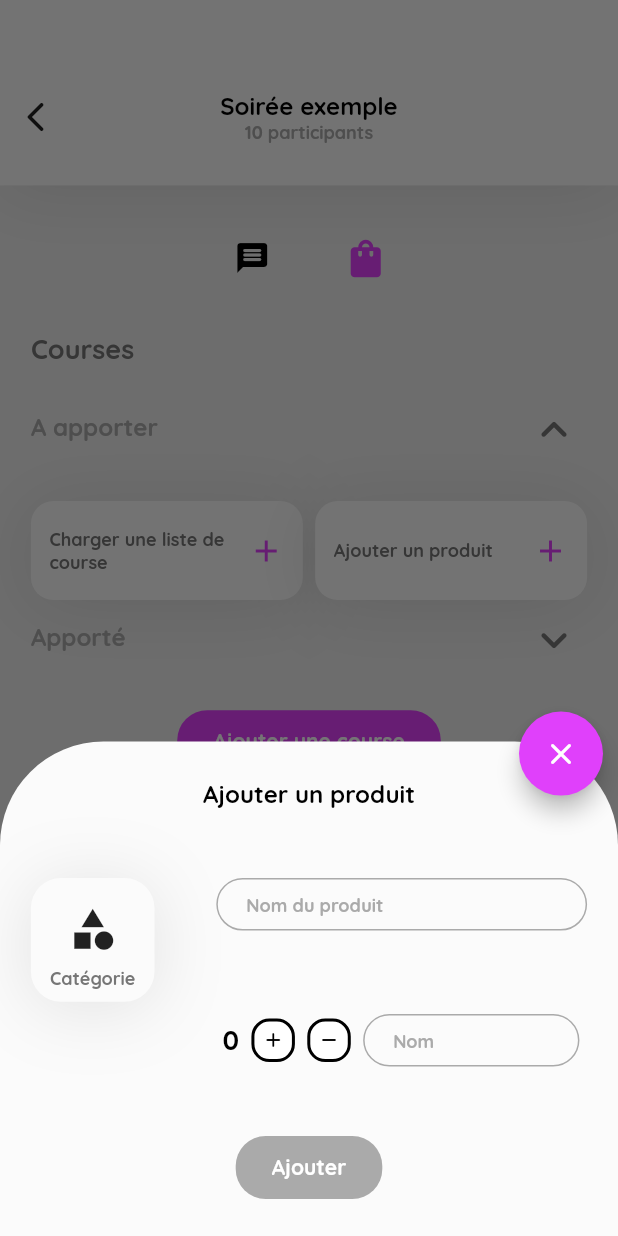
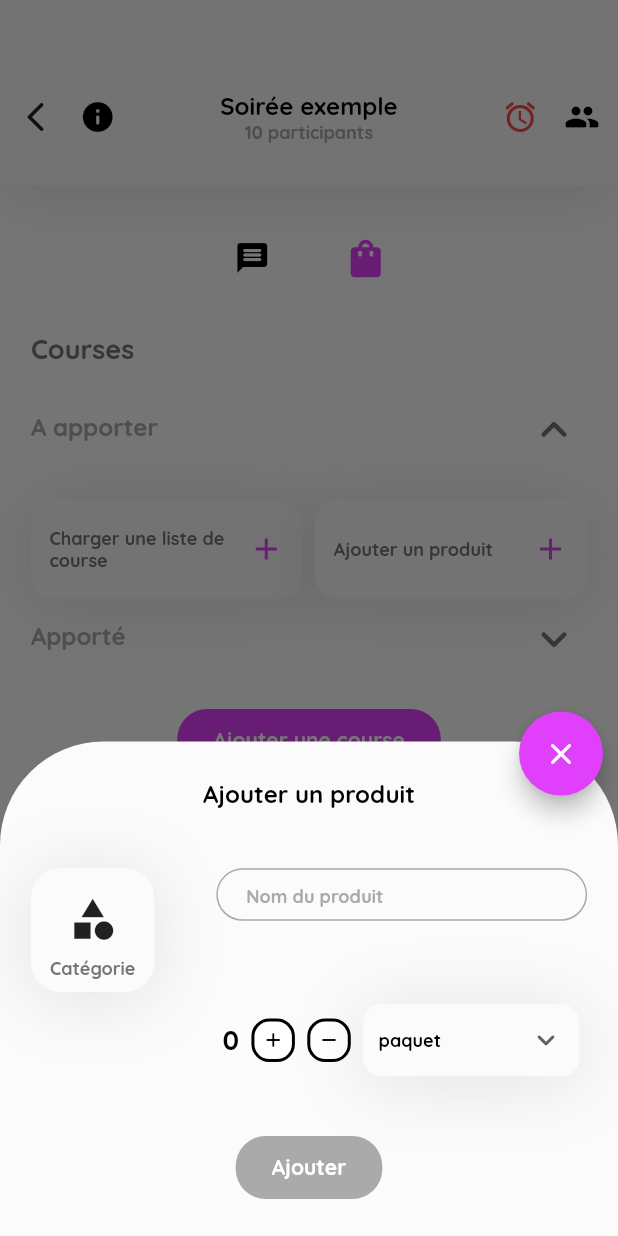
Before and after one commit to Louisp78/Fevly, a Flutter app: the ShoppingScreen screen opened directly, after a tap on the "expand more" icon, after a tap on "Ajouter un produit", on a phone screen of 412 x 824 dp. Run offline on Flutter 3.47's test engine with Material 2 defaults, Android fonts, the phone set to English and light mode, and no system bars; drawn by our look-alikes of auto_size_text; our stand-ins replace flutter_svg, google_fonts; statements that could not run were skipped.

Commit message:
add new file in shopping screen

```diff
--- a/fevly/lib/screens/login/components/bottom_section.dart
+++ b/fevly/lib/screens/login/components/bottom_section.dart
@@ -80,7 +80,7 @@ class BottomSection extends StatelessWidget {
           press: () {},
           text: "Connexion avec Google",
           prefixIcon: SvgPicture.asset(
-            "assets/icons/google.svg",
+            "assets/base/google.svg",
             color: Colors.white,
           ),
         ),
--- a/fevly/lib/screens/shopping/components/body.dart
+++ b/fevly/lib/screens/shopping/components/body.dart
@@ -9,6 +9,7 @@ import 'package:fevly/test/data_example.dart';
 import 'package:flutter/cupertino.dart';
 import 'package:flutter/material.dart';
 import 'package:flutter/rendering.dart';
+import 'package:flutter_svg/flutter_svg.dart';
 import 'package:google_fonts/google_fonts.dart';
 import 'package:provider/provider.dart';
 import 'add_and_load_shopping.dart';
@@ -16,6 +17,7 @@ import 'custom_bottom_sheet_product_list.dart';
 import 'custom_button_sheet_product_add.dart';
 import 'drop_list.dart';
 import 'list_tile_item.dart';
+import 'list_tile_item_2.dart';
 
 class Body extends StatelessWidget {
   const Body({Key? key}) : super(key: key);
@@ -98,11 +100,16 @@ class Body extends StatelessWidget {
                     final Product productList = productList1[index];
                     return ListTileItem(
                         title: productList.name,
-                        margin: index != productList1.length - 1
+                        margin: index != productList1.length
                             ? EdgeInsets.only(bottom: size.height * 0.035)
                             : null,
-                        leading: const CustomCircleAvatar(
+                        leading: CustomCircleAvatar(
                           radius: 20,
+                          icon: SizedBox(
+                            height: 20 *  (32 / 25),
+                            width: 20 *  (32 / 25),
+                            child: SvgPicture.asset("assets/drink/mojito.svg")
+                            )
                         ),
                         press: () {});
                   }),
@@ -115,7 +122,6 @@ class Body extends StatelessWidget {
                         );
                       }),
                 ),
-                SizedBox(height: size.height * 0.001),
                 const AddAndLoadShopping(),
                 SizedBox(height: size.height * 0.001),
                 DropList(
@@ -123,12 +129,20 @@ class Body extends StatelessWidget {
                   iconData: Icons.group_add_rounded,
                   listWidget: List.generate(productList1.length, (index) {
                     final Product productList = productList1[index];
-                    return ListTileItem(
+                    return ListTileItem2(
                         title: productList.name,
-                        margin: index != productList1.length - 1
+                        margin: index != productList1.length
                             ? EdgeInsets.only(bottom: size.height * 0.035)
                             : null,
-                        leading: const CustomCircleAvatar(
+                        leading: CustomCircleAvatar(
+                          radius: 20,
+                          icon: SizedBox(
+                            height: 20 *  (32 / 25),
+                            width: 20 *  (32 / 25),
+                            child: SvgPicture.asset("assets/drink/mojito.svg")
+                            )
+                        ),
+                        suffix: const CustomCircleAvatar(
                           radius: 20,
                         ),
                         press: () {});
@@ -165,6 +179,21 @@ class Body extends StatelessWidget {
           press: () {},
           title: "Soirée exemple",
           subtitle: "10 participants",
+          prefixIcon: IconButton(
+            icon: const Icon(Icons.info_rounded),
+            color: Colors.black,
+            onPressed: () {},
+          ),
+          firstSuffixIcon: IconButton(
+            icon: const Icon(Icons.alarm),
+            color: kSecondaryColor,
+            onPressed: () {},
+          ),
+          secondSuffixIcon: IconButton(
+            icon: const Icon(Icons.group_rounded),
+            color: Colors.black,
+            onPressed: () {},
+          ),
         ),
       ]),
     );
--- a/fevly/lib/screens/shopping/components/custom_bottom_sheet_product_list.dart
+++ b/fevly/lib/screens/shopping/components/custom_bottom_sheet_product_list.dart
@@ -3,8 +3,10 @@ import 'package:fevly/components/custom_icon_button.dart';
 import 'package:fevly/components/custom_text_button.dart';
 import 'package:fevly/components/custom_text_field.dart';
 import 'package:fevly/constant.dart';
+import 'package:fevly/functions/general.dart';
+import 'package:fevly/models/product.dart';
 import 'package:fevly/models/product_list.dart';
-import 'package:fevly/view_models/text_field_model_view.dart';
+import 'package:fevly/screens/shopping/model_views/model_view_shopping.dart';
 import 'package:fevly/styles/colors.dart';
 import 'package:fevly/styles/effects.dart';
 import 'package:fevly/styles/input_decoration.dart';
@@ -27,14 +29,14 @@ class CustomBottomSheetProductList extends StatelessWidget {
     final TextTheme textTheme =
         GoogleFonts.quicksandTextTheme(Theme.of(context).textTheme);
     return ChangeNotifierProvider(
-      create: (context) => TextFieldModelView<ProductList>(),
-      child: Consumer<TextFieldModelView<ProductList>>(
-        builder: (context, textFieldProvider, child) =>
+      create: (context) => ModelViewShopping(),
+      child: Consumer<ModelViewShopping>(
+        builder: (context, modelViewShopping, child) =>
             Stack(clipBehavior: Clip.none, children: [
           Container(
             alignment: Alignment.center,
             height:
-                textFieldProvider.selection ? size.height : size.height * 0.4,
+                modelViewShopping.selection ? size.height : size.height * 0.4,
             padding: EdgeInsets.symmetric(
                 horizontal: size.width * 0.05, vertical: size.height * 0.03),
             decoration: const BoxDecoration(
@@ -55,13 +57,13 @@ class CustomBottomSheetProductList extends StatelessWidget {
                     textAlign: TextAlign.center,
                   ),
                 ),
-                if (textFieldProvider.selection)
+                if (modelViewShopping.selection)
                   SizedBox(
                     height: size.height * 0.05,
                   ),
-                if (!textFieldProvider.selection) const Spacer(),
+                if (!modelViewShopping.selection) const Spacer(),
                 Focus(
-                  onFocusChange: (focus) => textFieldProvider.selection = focus,
+                  onFocusChange: (focus) => modelViewShopping.selection = focus,
                   child: Row(
                     mainAxisAlignment: MainAxisAlignment.spaceBetween,
                     crossAxisAlignment: CrossAxisAlignment.start,
@@ -97,7 +99,7 @@ class CustomBottomSheetProductList extends StatelessWidget {
                       ),
                       CustomTextField(
                         onChanged: (value) {
-                          textFieldProvider.textValue = value;
+                          modelViewShopping.textField = value;
                         },
                         onSaved: (value) {},
                         validator: (value) {},
@@ -139,39 +141,62 @@ class CustomBottomSheetProductList extends StatelessWidget {
                       outline: true,
                     ),
                     SizedBox(width: size.width * 0.02),
-                    CustomTextField(
-                        onChanged: (value) {
-                          textFieldProvider.textValue = value;
+                    Container(
+                      width: size.width * 0.35,
+                      alignment: Alignment.center,
+                      decoration: BoxDecoration(
+                          borderRadius: BorderRadius.circular(12),
+                          color: kSurfaceLightColor,
+                          boxShadow: [kShadowBase]),
+                      child: DropdownButton<QuantityUnit>(
+                        value: QuantityUnit.paquet,
+                        hint: SizedBox(
+                          width: size.width * 0.3 - 24,
+                          child: Row(
+                            mainAxisAlignment: MainAxisAlignment.spaceBetween,
+                            children: [
+                              AutoSizeText(
+                                cast<QuantityUnit>(modelViewShopping.isCategorySelected)
+                                    .toString(),
+                                maxLines: 1,
+                                style: textTheme.headline5,
+                              ),
+                              const Spacer(),
+                            ],
+                          ),
+                        ),
+                        icon: const Icon(Icons.expand_more_rounded),
+                        elevation: 16,
+                        style: textTheme.headline5,
+                        underline: Container(
+                          height: 0,
+                        ),
+                        onChanged: (QuantityUnit? newValue) {
+                          modelViewShopping.isCategorySelected = newValue.toString();
                         },
-                        onSaved: (value) {},
-                        validator: (value) {},
-                        width: size.width * 0.35,
-                        height: 35,
-                        decoration: basicInputDecoration(
-                            hintStyle: kBottomSheetHintStyle(textTheme: textTheme),
-                            hintText: "Nom"),
+                        items: [
+                          ...QuantityUnit.values,
+                          null
+                        ].map<DropdownMenuItem<QuantityUnit>>((QuantityUnit? list) {
+                          return DropdownMenuItem<QuantityUnit>(
+                            value: list,
+                            child: Text(
+                                list != null ? list.name : "Dupliquer",
+                                style: list == null
+                                    ? textTheme.headline5
+                                        ?.copyWith(color: kPrimaryColor)
+                                    : null),
+                          );
+                        }).toList(),
                       ),
+                    ),
                   ]
                 ),
                 const Spacer(),
                 CustomTextButton(
-                  press: () {
-                    if (textFieldProvider.textValue.isNotEmpty) {
-                      if (textFieldProvider.value!.name != "Aucune") {
-                        productListListForDropdown.add(ProductList(
-                            listOfProduct:
-                                textFieldProvider.value!.listOfProduct,
-                            name: textFieldProvider.textValue));
-                      } else {
-                        productListListForDropdown.add(ProductList(
-                            listOfProduct: [],
-                            name: textFieldProvider.textValue));
-                      }
-                      Navigator.pop(context);
-                    }
-                  },
+                  press: () {},
                   text: "Ajouter",
-                  isActive: textFieldProvider.textValue.isNotEmpty,
+                  isActive: modelViewShopping.count != 0 && modelViewShopping.textField != "" && modelViewShopping.isCategorySelected != "",
                 ),
               ],
             ),
--- /dev/null
+++ b/fevly/lib/screens/shopping/model_views/model_view_shopping.dart
@@ -0,0 +1,46 @@
+import 'package:flutter/cupertino.dart';
+
+class ModelViewShopping extends ChangeNotifier{
+  int _count;
+  String _textField;
+  String _isCategorySelected;
+  bool _selection;
+
+  ModelViewShopping(
+    {
+      int count = 0,
+      String textField = "",
+      String isCategorySelected = "",
+      bool selection = false
+    }
+  )
+  : _count = count,
+  _textField = textField,
+  _isCategorySelected = isCategorySelected,
+  _selection = selection;
+
+  int get count => _count;
+  String get textField => _textField;
+  String get isCategorySelected => _isCategorySelected;
+  bool get selection => _selection;
+
+  set count(int value) {
+    _count = value;
+    notifyListeners();
+  }
+
+  set textField(String value) {
+    _textField = value;
+    notifyListeners();
+  }
+
+  set isCategorySelected(String value) {
+    _isCategorySelected = value;
+    notifyListeners();
+  }
+
+  set selection(bool value) {
+    _selection = value;
+    notifyListeners();
+  }
+}
--- a/fevly/lib/screens/shopping/shopping_screen.dart
+++ b/fevly/lib/screens/shopping/shopping_screen.dart
@@ -10,7 +10,6 @@ class ShoppingScreen extends StatelessWidget {
   @override
   Widget build(BuildContext context) {
     return const Scaffold(
-      backgroundColor: kSurfaceColor,
       body: Body(),
     );
   }
```
Also changed, not shown: fevly/lib/screens/shopping/components/list_tile_item_2.dart (added, +59 -0 lines).
